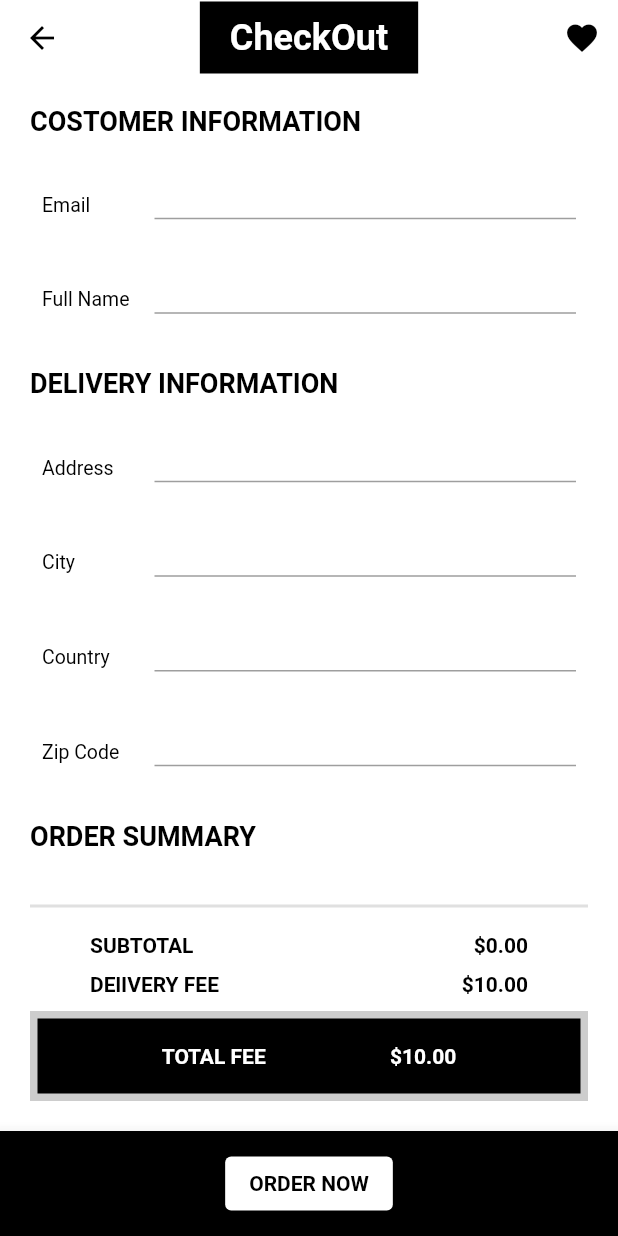
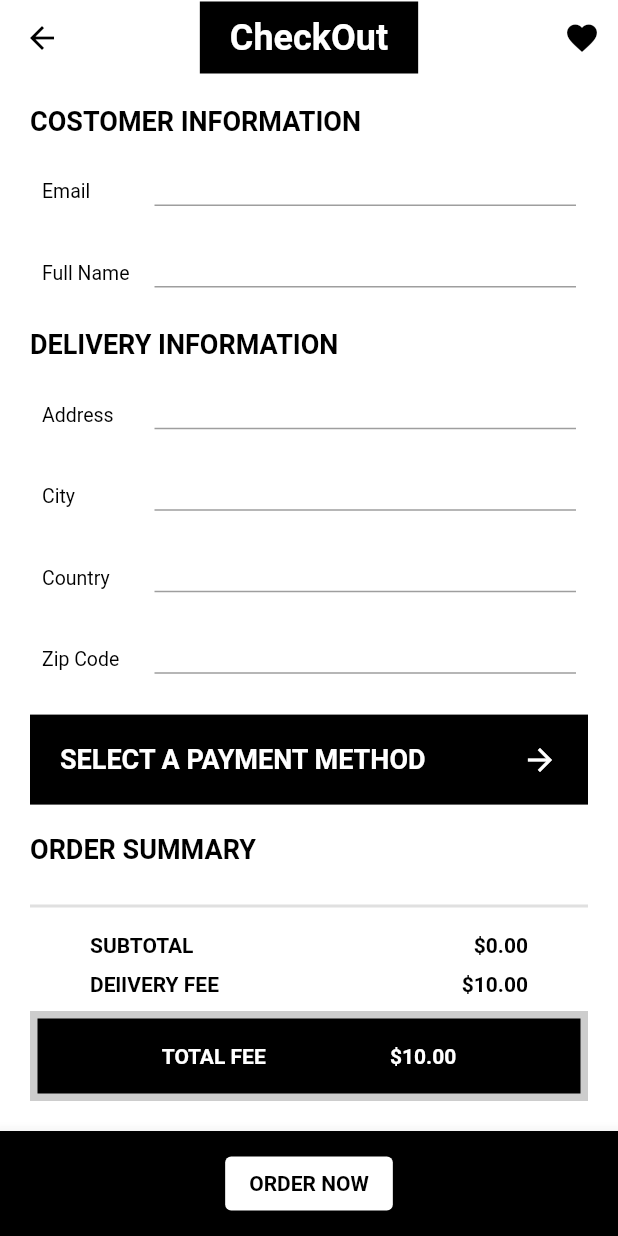
Before and after one commit to ElieBamunoba/E-Commmerce-App, a Flutter app: the CheckoutScreen screen opened by its route, on a phone screen of 412 x 824 dp. Run offline on Flutter 3.47's test engine with Material 2 defaults, Android fonts, the phone set to English and light mode, and no system bars; our stand-ins replace carousel_slider, cloud_firestore, equatable, firebase_core, flutter_bloc; accounts and stored records are empty; Roboto replaces fonts that are missing (Avenir).

Commit message:
checkout model and repository

```diff
--- a/lib/models/model.dart
+++ b/lib/models/model.dart
@@ -2,3 +2,4 @@ export 'category_model.dart';
 export 'product_model.dart';
 export 'wishlist_model.dart';
 export 'cart_model.dart';
+export 'checkout_model.dart';
--- a/lib/presentation/screens/checkout/checkout_screen.dart
+++ b/lib/presentation/screens/checkout/checkout_screen.dart
@@ -67,7 +67,9 @@ class CheckoutScreen extends StatelessWidget {
               lable: 'Full Name',
               controller: cityController,
             ),
-            const SectionTitle(title: 'DELIVERY INFORMATION'),
+            const SectionTitle(
+              title: 'DELIVERY INFORMATION',
+            ),
             CustomInputTextField(
               context: context,
               lable: 'Address',
@@ -88,7 +90,30 @@ class CheckoutScreen extends StatelessWidget {
               lable: 'Zip Code',
               controller: zipCodeController,
             ),
-            const SectionTitle(title: 'ORDER SUMMARY'),
+            Container(
+              color: Colors.black,
+              height: 60,
+              padding: const EdgeInsets.symmetric(horizontal: 20),
+              child: Row(
+                mainAxisAlignment: MainAxisAlignment.spaceBetween,
+                children: [
+                  Text(
+                    'SELECT A PAYMENT METHOD',
+                    style: Theme.of(context)
+                        .textTheme
+                        .headline3!
+                        .copyWith(color: Colors.white),
+                  ),
+                  const Icon(
+                    Icons.arrow_forward,
+                    color: Colors.white,
+                  )
+                ],
+              ),
+            ),
+            const SectionTitle(
+              title: 'ORDER SUMMARY',
+            ),
             const OrderSummary(),
           ],
         ),
--- /dev/null
+++ b/lib/repositories/checkout/base_checkout_repository.dart
@@ -0,0 +1,5 @@
+import '../../models/model.dart';
+
+abstract class BaseCheckoutRepository {
+  Future<void> addCheckout(Checkout checkout);
+}
```
Also changed, not shown: lib/models/checkout_model.dart (added, +59 -0 lines), lib/repositories/checkout/checkout_repository.dart (added, +20 -0 lines).
